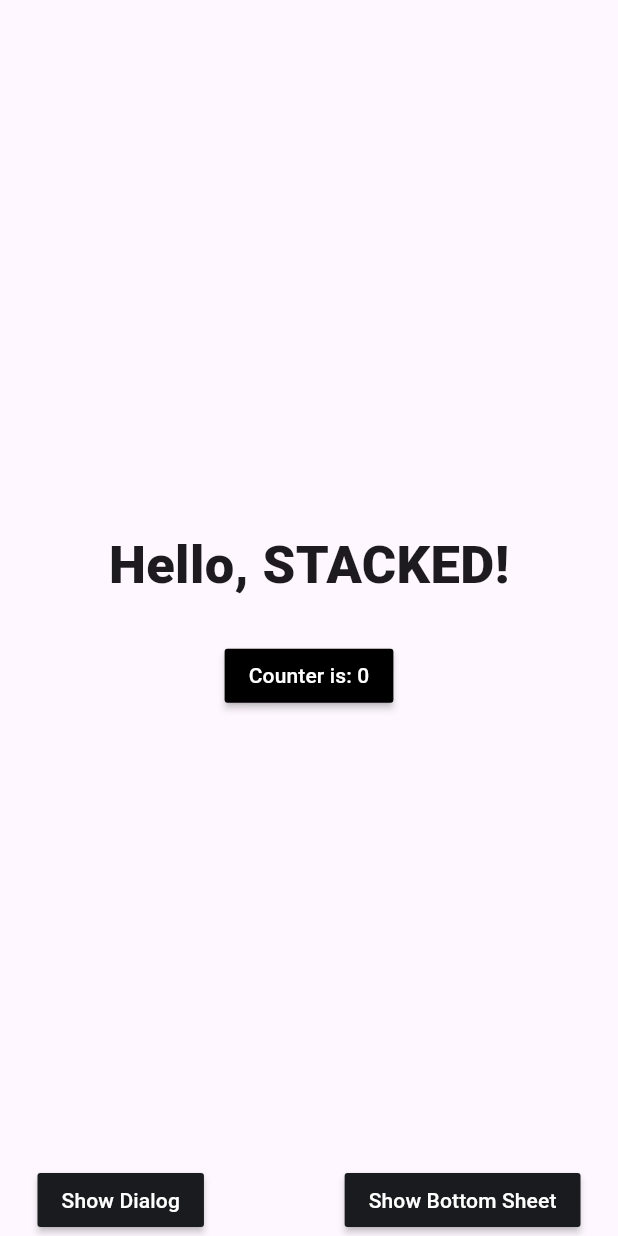
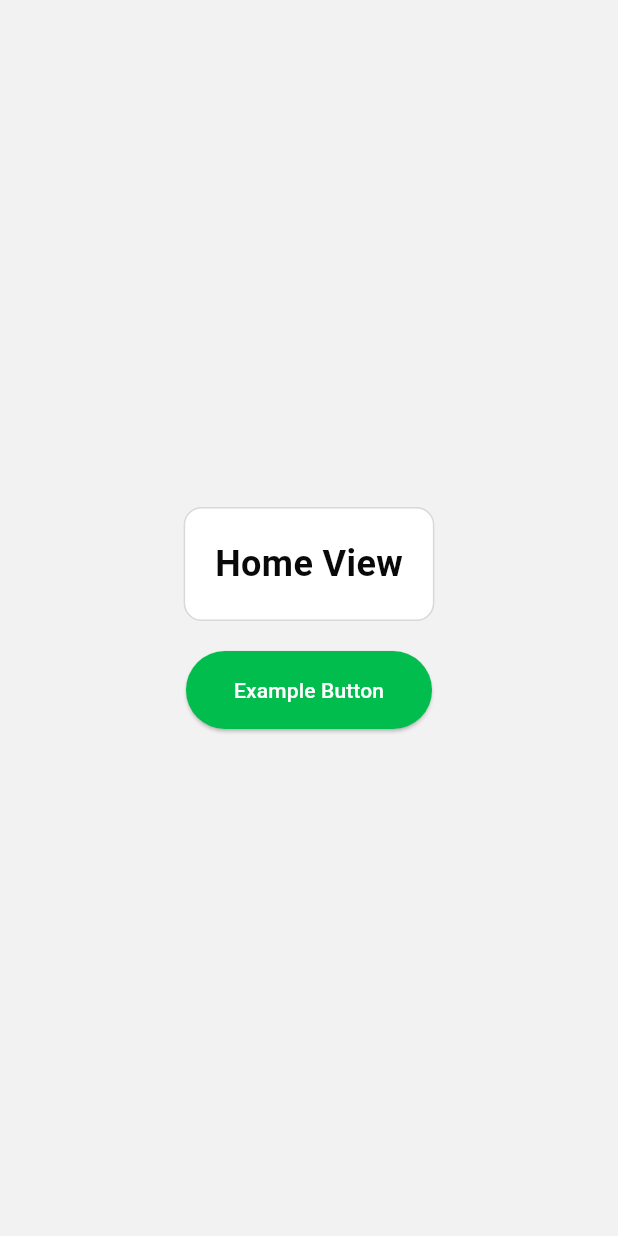
Before and after one commit to psantosh16/grove, a Flutter app: the screen it shows after launch, on a phone screen of 412 x 824 dp. Run offline on Flutter 3.47's test engine with Material 3 defaults, Android fonts, the phone set to English and light mode, and no system bars; our stand-ins replace flutter_svg, stacked, stacked_services, stacked_shared.

Commit message:
feat: theme features

```diff
--- /dev/null
+++ b/lib/components/theme/app_theme.dart
@@ -0,0 +1,27 @@
+import 'package:flutter/material.dart';
+import 'custom_color_scheme.dart';
+import 'theme_extensions.dart';
+
+class AppTheme {
+  static ThemeData get lightTheme {
+    return ThemeData(
+      useMaterial3: true,
+      brightness: Brightness.light,
+      colorScheme: ColorScheme.fromSeed(
+        seedColor: const Color(0xFF01BD4D), // Using your accent green
+        brightness: Brightness.light,
+      ),
+    ).withCustomColorScheme(CustomColorScheme.light);
+  }
+
+  static ThemeData get darkTheme {
+    return ThemeData(
+      useMaterial3: true,
+      brightness: Brightness.dark,
+      colorScheme: ColorScheme.fromSeed(
+        seedColor: const Color(0xFF01BD4D), // Using your accent green
+        brightness: Brightness.dark,
+      ),
+    ).withCustomColorScheme(CustomColorScheme.dark);
+  }
+}
--- /dev/null
+++ b/lib/components/theme/custom_color_scheme.dart
@@ -0,0 +1,89 @@
+import 'package:flutter/material.dart';
+import 'app_color.dart';
+
+/// Custom color scheme extension that adds additional colors to Flutter's ColorScheme
+class CustomColorScheme extends ThemeExtension<CustomColorScheme> {
+  const CustomColorScheme({
+    required this.scaffoldLight,
+    required this.oneGrey,
+    required this.twoGrey,
+    required this.oneWhite,
+    required this.textDark,
+    required this.accentGreen,
+    required this.accentOrange,
+    required this.accentLightBlue,
+  });
+
+  final Color scaffoldLight;
+  final Color oneGrey;
+  final Color twoGrey;
+  final Color oneWhite;
+  final Color textDark;
+  final Color accentGreen;
+  final Color accentOrange;
+  final Color accentLightBlue;
+
+  @override
+  CustomColorScheme copyWith({
+    Color? scaffoldLight,
+    Color? oneGrey,
+    Color? twoGrey,
+    Color? oneWhite,
+    Color? textDark,
+    Color? accentGreen,
+    Color? accentOrange,
+    Color? accentLightBlue,
+  }) {
+    return CustomColorScheme(
+      scaffoldLight: scaffoldLight ?? this.scaffoldLight,
+      oneGrey: oneGrey ?? this.oneGrey,
+      twoGrey: twoGrey ?? this.twoGrey,
+      oneWhite: oneWhite ?? this.oneWhite,
+      textDark: textDark ?? this.textDark,
+      accentGreen: accentGreen ?? this.accentGreen,
+      accentOrange: accentOrange ?? this.accentOrange,
+      accentLightBlue: accentLightBlue ?? this.accentLightBlue,
+    );
+  }
+
+  @override
+  CustomColorScheme lerp(ThemeExtension<CustomColorScheme>? other, double t) {
+    if (other is! CustomColorScheme) {
+      return this;
+    }
+    return CustomColorScheme(
+      scaffoldLight: Color.lerp(scaffoldLight, other.scaffoldLight, t)!,
+      oneGrey: Color.lerp(oneGrey, other.oneGrey, t)!,
+      twoGrey: Color.lerp(twoGrey, other.twoGrey, t)!,
+      oneWhite: Color.lerp(oneWhite, other.oneWhite, t)!,
+      textDark: Color.lerp(textDark, other.textDark, t)!,
+      accentGreen: Color.lerp(accentGreen, other.accentGreen, t)!,
+      accentOrange: Color.lerp(accentOrange, other.accentOrange, t)!,
+      accentLightBlue: Color.lerp(accentLightBlue, other.accentLightBlue, t)!,
+    );
+  }
+
+  /// Light theme color scheme
+  static const light = CustomColorScheme(
+    scaffoldLight: AppColor.scaffoldLight,
+    oneGrey: AppColor.oneGrey,
+    twoGrey: AppColor.twoGrey,
+    oneWhite: AppColor.oneWhite,
+    textDark: AppColor.textDark,
+    accentGreen: AppColor.accentGreen,
+    accentOrange: AppColor.accentOrange,
+    accentLightBlue: AppColor.accentLightBlue,
+  );
+
+  /// Dark theme color scheme (you can customize these for dark mode)
+  static const dark = CustomColorScheme(
+    scaffoldLight: Color(0xFF1A1A1A), // Darker version for dark theme
+    oneGrey: Color(0xFF2A2A2A),
+    twoGrey: Color(0xFF3A3A3A),
+    oneWhite: Color(0xFF0A0A0A),
+    textDark: Color(0xFFE0E0E0), // Light text for dark theme
+    accentGreen: AppColor.accentGreen,
+    accentOrange: AppColor.accentOrange,
+    accentLightBlue: Color(0xFF1A1D22),
+  );
+}
--- a/lib/main.dart
+++ b/lib/main.dart
@@ -3,6 +3,7 @@ import 'package:grove/app/app.bottomsheets.dart';
 import 'package:grove/app/app.dialogs.dart';
 import 'package:grove/app/app.locator.dart';
 import 'package:grove/app/app.router.dart';
+import 'package:grove/components/theme/app_theme.dart';
 import 'package:stacked_services/stacked_services.dart';
 
 Future<void> main() async {
@@ -19,6 +20,10 @@ class MainApp extends StatelessWidget {
   @override
   Widget build(BuildContext context) {
     return MaterialApp(
+      theme: AppTheme.lightTheme,
+      darkTheme: AppTheme.darkTheme,
+      themeMode: ThemeMode.system,
+      debugShowCheckedModeBanner: false,
       initialRoute: Routes.startupView,
       onGenerateRoute: StackedRouter().onGenerateRoute,
       navigatorKey: StackedService.navigatorKey,
--- a/lib/ui/views/home/home_view.dart
+++ b/lib/ui/views/home/home_view.dart
@@ -1,7 +1,6 @@
 import 'package:flutter/material.dart';
+import 'package:grove/components/theme/theme_extensions.dart';
 import 'package:stacked/stacked.dart';
-import 'package:grove/ui/common/app_colors.dart';
-import 'package:grove/ui/common/ui_helpers.dart';
 
 import 'home_viewmodel.dart';
 
@@ -11,55 +10,39 @@ class HomeView extends StackedView<HomeViewModel> {
   @override
   Widget builder(BuildContext context, HomeViewModel viewModel, Widget? child) {
     return Scaffold(
+      backgroundColor: context.colorScheme.scaffoldLight,
       body: SafeArea(
         child: Padding(
           padding: const EdgeInsets.symmetric(horizontal: 25.0),
           child: Center(
             child: Column(
-              mainAxisSize: MainAxisSize.max,
-              mainAxisAlignment: MainAxisAlignment.spaceBetween,
+              mainAxisAlignment: MainAxisAlignment.center,
               children: [
-                verticalSpaceLarge,
-                Column(
-                  children: [
-                    const Text(
-                      'Hello, STACKED!',
-                      style: TextStyle(
-                        fontSize: 35,
-                        fontWeight: FontWeight.w900,
-                      ),
+                Container(
+                  padding: const EdgeInsets.all(20),
+                  decoration: BoxDecoration(
+                    color: context.colorScheme.oneWhite,
+                    borderRadius: BorderRadius.circular(12),
+                    border: Border.all(color: context.colorScheme.oneGrey),
+                  ),
+                  child: Text(
+                    'Home View',
+                    style: TextStyle(
+                      fontSize: 24,
+                      fontWeight: FontWeight.bold,
+                      color: context.colorScheme.textDark,
                     ),
-                    verticalSpaceMedium,
-                    MaterialButton(
-                      color: Colors.black,
-                      onPressed: viewModel.incrementCounter,
-                      child: Text(
-                        viewModel.counterLabel,
-                        style: const TextStyle(color: Colors.white),
-                      ),
-                    ),
-                  ],
+                  ),
                 ),
-                Row(
-                  mainAxisAlignment: MainAxisAlignment.spaceBetween,
-                  children: [
-                    MaterialButton(
-                      color: kcDarkGreyColor,
-                      onPressed: viewModel.showDialog,
-                      child: const Text(
-                        'Show Dialog',
-                        style: TextStyle(color: Colors.white),
-                      ),
-                    ),
-                    MaterialButton(
-                      color: kcDarkGreyColor,
-                      onPressed: viewModel.showBottomSheet,
-                      child: const Text(
-                        'Show Bottom Sheet',
-                        style: TextStyle(color: Colors.white),
-                      ),
-                    ),
-                  ],
+                const SizedBox(height: 20),
+                ElevatedButton(
+                  onPressed: () {},
+                  style: ElevatedButton.styleFrom(
+                    backgroundColor: context.colorScheme.accentGreen,
+                    foregroundColor: Colors.white,
+                    padding: const EdgeInsets.symmetric(horizontal: 32, vertical: 16),
+                  ),
+                  child: const Text('Example Button'),
                 ),
               ],
             ),
--- a/lib/ui/views/startup/startup_view.dart
+++ b/lib/ui/views/startup/startup_view.dart
@@ -1,7 +1,8 @@
 import 'package:flutter/material.dart';
 import 'package:flutter/scheduler.dart';
+import 'package:flutter_svg/flutter_svg.dart';
+import 'package:grove/components/theme/theme_extensions.dart';
 import 'package:stacked/stacked.dart';
-import 'package:grove/ui/common/ui_helpers.dart';
 
 import 'startup_viewmodel.dart';
 
@@ -14,29 +15,25 @@ class StartupView extends StackedView<StartupViewModel> {
     StartupViewModel viewModel,
     Widget? child,
   ) {
-    return const Scaffold(
+    return Scaffold(
+      backgroundColor: context.colorScheme.scaffoldLight,
       body: Center(
         child: Column(
-          mainAxisSize: MainAxisSize.min,
+          mainAxisAlignment: MainAxisAlignment.center,
           children: [
+            SvgPicture.asset(
+              'assets/logo.svg',
+              width: 100,
+              height: 100,
+            ),
+            const SizedBox(height: 20),
             Text(
-              'STACKED',
-              style: TextStyle(fontSize: 40, fontWeight: FontWeight.w900),
-            ),
-            Row(
-              mainAxisSize: MainAxisSize.min,
-              children: [
-                Text('Loading ...', style: TextStyle(fontSize: 16)),
-                horizontalSpaceSmall,
-                SizedBox(
-                  width: 16,
-                  height: 16,
-                  child: CircularProgressIndicator(
-                    color: Colors.black,
-                    strokeWidth: 6,
-                  ),
-                ),
-              ],
+              'Grove',
+              style: TextStyle(
+                fontSize: 24,
+                fontWeight: FontWeight.bold,
+                color: context.colorScheme.textDark,
+              ),
             ),
           ],
         ),
--- a/pubspec.yaml
+++ b/pubspec.yaml
@@ -1,5 +1,5 @@
 name: grove
-description: The Samrt way to organize everything you browse, read, and watch.
+description: The smarter way to organize everything
 publish_to: 'none'
 version: 0.1.0
 
@@ -24,3 +24,6 @@ dev_dependencies:
 
 flutter:
   uses-material-design: true
+
+  assets:
+    - assets/
```
Also changed, not shown: lib/components/theme/app_color.dart (added, +20 -0 lines), lib/components/theme/example_usage.dart (added, +156 -0 lines), lib/components/theme/theme_extensions.dart (added, +27 -0 lines), assets/home/sheets.svg (added), 1 other file.
